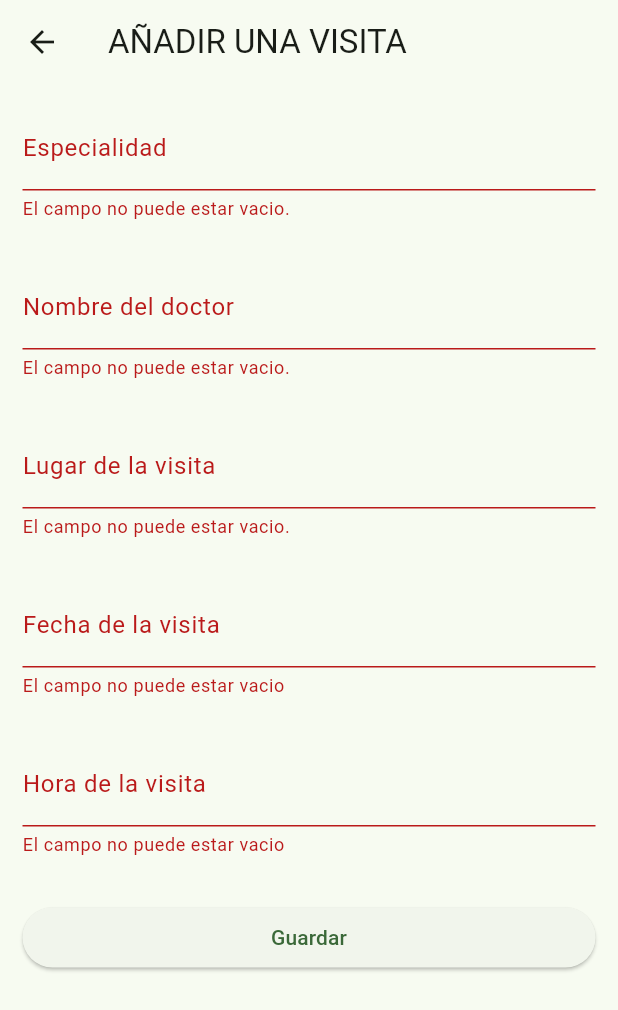
After one commit to devra96/FarmacApp, a Flutter app: the PantallaAddVisitaMedica screen opened directly, after a tap on "Guardar", on a phone screen of 412 x 824 dp. The commit adds this screen. Shown: the top 1010 px of the screen. Run offline on Flutter 3.47's test engine with Material 3 defaults, Android fonts, the phone set to English and light mode, and no system bars; our stand-ins replace sqflite; accounts and stored records are empty.

Commit message:
Commit 22/01/2024 - 11:12

```diff
--- a/lib/database/db.dart
+++ b/lib/database/db.dart
@@ -1,4 +1,4 @@
-import 'package:farmacapp/database/usuario.dart';
+import 'package:farmacapp/modelos/usuario.dart';
 import 'package:sqflite/sqflite.dart';
 import 'package:path/path.dart';
 
--- /dev/null
+++ b/lib/paginas/pantalla_add_visita_medica.dart
@@ -0,0 +1,184 @@
+import 'package:farmacapp/database/db.dart';
+import 'package:flutter/foundation.dart';
+import 'package:flutter/material.dart';
+
+class PantallaAddVisitaMedica extends StatefulWidget {
+  const PantallaAddVisitaMedica({super.key});
+
+  @override
+  State<PantallaAddVisitaMedica> createState() => _PantallaAddVisitaMedicaState();
+}
+
+class _PantallaAddVisitaMedicaState extends State<PantallaAddVisitaMedica> {
+
+  final _formKey = GlobalKey<FormState>();
+  BDHelper bdHelper = BDHelper();
+
+  @override
+  Widget build(BuildContext context) {
+    return Scaffold(
+      // #################### APPBAR ####################
+      appBar: AppBar(
+        // automaticallyImplyLeading: false, // HACE QUE NO SALGA EL BOTON DE VOLVER
+        title: Text("AÑADIR UNA VISITA"),
+      ),
+      // ####################  BODY  ####################
+      body: SafeArea(
+        child: Form(
+          key: _formKey,
+          child: ListView(
+            padding: EdgeInsets.all(15),
+            physics: BouncingScrollPhysics(),
+            children: [
+              // CAMPO ESPECIALIDAD
+              TextFormField(
+                keyboardType: TextInputType.text,
+                decoration: const InputDecoration(
+                  label: Text('Especialidad'),
+                ),
+                validator: (valor){
+                  if(valor == null || valor.isEmpty){
+                    return "El campo no puede estar vacio.";
+                  }
+                  else{
+                    return null;
+                  }
+                },
+                onSaved: (valor){
+                  if(valor != null){
+                    // GUARDAR VALOR ESPECIALIDAD
+                  }
+                },
+              ),
+              const SizedBox(
+                height: 30,
+              ),
+              // CAMPO NOMBRE DEL DOCTOR
+              TextFormField(
+                keyboardType: TextInputType.text,
+                decoration: const InputDecoration(
+                  label: Text('Nombre del doctor'),
+                ),
+                validator: (valor){
+                  if(valor == null || valor.isEmpty){
+                    return "El campo no puede estar vacio.";
+                  }
+                  else{
+                    return null;
+                  }
+                },
+                onSaved: (valor){
+                  if(valor != null){
+                    // GUARDAR VALOR NOMBRE DEL DOCTOR
+                  }
+                },
+              ),
+              const SizedBox(
+                height: 30,
+              ),
+              // CAMPO LUGAR DE LA VISITA
+              TextFormField(
+                keyboardType: TextInputType.text,
+                decoration: const InputDecoration(
+                  label: Text('Lugar de la visita'),
+                ),
+                validator: (valor){
+                  if(valor == null || valor.isEmpty){
+                    return "El campo no puede estar vacio.";
+                  }
+                  else{
+                    return null;
+                  }
+                },
+                onSaved: (valor){
+                  if(valor != null){
+                    // GUARDAR VALOR LUGAR DE LA VISITA
+                  }
+                },
+              ),
+              const SizedBox(
+                height: 30,
+              ),
+              // CAMPO FECHA DE LA VISITA
+              TextFormField(
+                keyboardType: TextInputType.datetime,
+                decoration: const InputDecoration(
+                  label: Text('Fecha de la visita'),
+                ),
+                validator: (valor){
+                  if(valor == null || valor.isEmpty){
+                    return 'El campo no puede estar vacio';
+                  }
+
+                  if(RegExp(r'^(\d{2})/(\d{2})/(\d{4})$').hasMatch(valor) == false){
+                    return 'El formato de la fecha no es correcto';
+                  }
+
+                  List<String> partes = valor.split("/");
+                  int dia = int.tryParse(partes[0])!;
+                  int mes = int.tryParse(partes[1])!;
+                  int anio = int.tryParse(partes[2])!;
+
+                  try{
+                    DateTime fecha = new DateTime(anio, mes, dia);
+                  }
+                  catch(e){
+                    return 'La fecha no es correcta';
+                  };
+
+                  return null;
+                },
+                onSaved: (valor){
+                  if(valor!=null){
+                    // GUARDAR CAMPO FECHA VISITA
+                  }
+                },
+              ),
+              const SizedBox(
+                height: 30,
+              ),
+              // CAMPO HORA DE LA VISITA
+              TextFormField(
+                keyboardType: TextInputType.datetime,
+                decoration: const InputDecoration(
+                  label: Text('Hora de la visita'),
+                ),
+                validator: (valor){
+                  if(valor==null || valor.isEmpty){
+                    return 'El campo no puede estar vacio';
+                  }
+
+                  if(RegExp(r'^[0-2][0-9]:[0-5][0-9]$').hasMatch(valor)==false){
+                    return 'El formato de la fecha no es correcto';
+                  }
+                  else{
+                    return null;
+                  }
+                },
+                onSaved: (valor) {
+                  if(valor!=null){
+                    // GUARDAR CAMPO HORA DE LA VISITA
+                  }
+                },
+              ),
+              SizedBox(
+                height: 30,
+              ),
+              // BOTON GUARDAR
+              ElevatedButton(
+                onPressed: (){
+                  if(_formKey.currentState!.validate()) {
+                    _formKey.currentState!.save();
+                    // bdHelper.insertarBD('VisitaMedica', visitaMedica.toMap());
+                    Navigator.pop(context);
+                  }
+                },
+                child: Text('Guardar')
+              ),
+            ],
+          ),
+        ),
+      ),
+    );
+  }
+}
--- a/lib/paginas/pantalla_farmacias_cercanas.dart
+++ b/lib/paginas/pantalla_farmacias_cercanas.dart
@@ -48,7 +48,7 @@ class _PantallaFarmaciasCercanasState extends State<PantallaFarmaciasCercanas> {
                     child: Text(
                       "Buscar",
                       style: TextStyle(
-                        fontSize: 22,
+                        fontSize: 20,
                         color: Colors.white
                       ),
                     ),
--- a/lib/paginas/pantalla_nuevo_usuario.dart
+++ b/lib/paginas/pantalla_nuevo_usuario.dart
@@ -1,4 +1,4 @@
-import 'package:farmacapp/database/usuario.dart';
+import 'package:farmacapp/modelos/usuario.dart';
 import 'package:flutter/material.dart';
 
 import 'package:sqflite/sqflite.dart';
```
Also changed, not shown: lib/paginas/pantalla_agenda.dart (+40 -4 lines), lib/paginas/pantalla_visitas_medicas.dart (added, +38 -0 lines), lib/modelos/usuario.dart (renamed from lib/database/usuario.dart).
